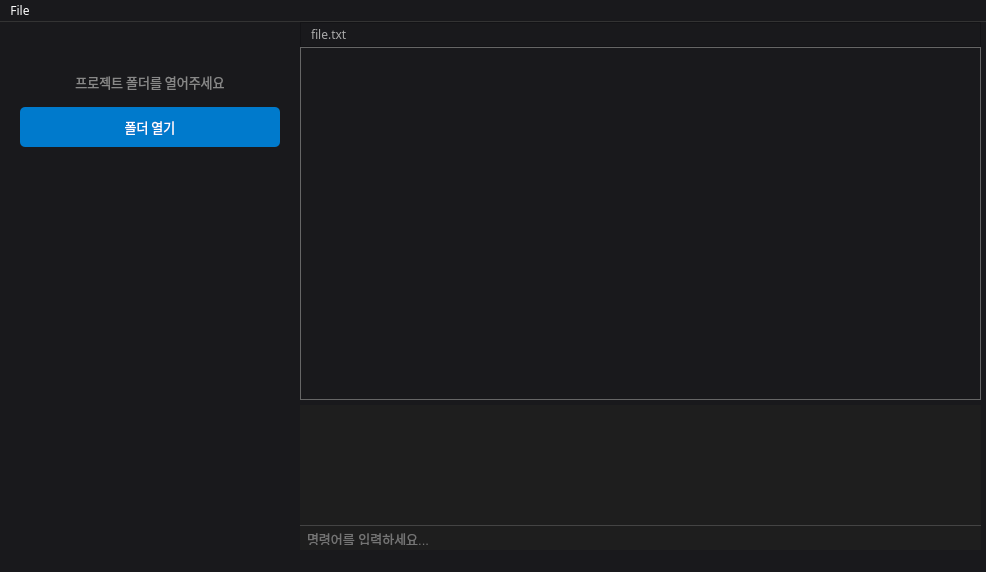
heehee8878/2025_opensource_software_project, file ui/editor.ui: the form before one commit.
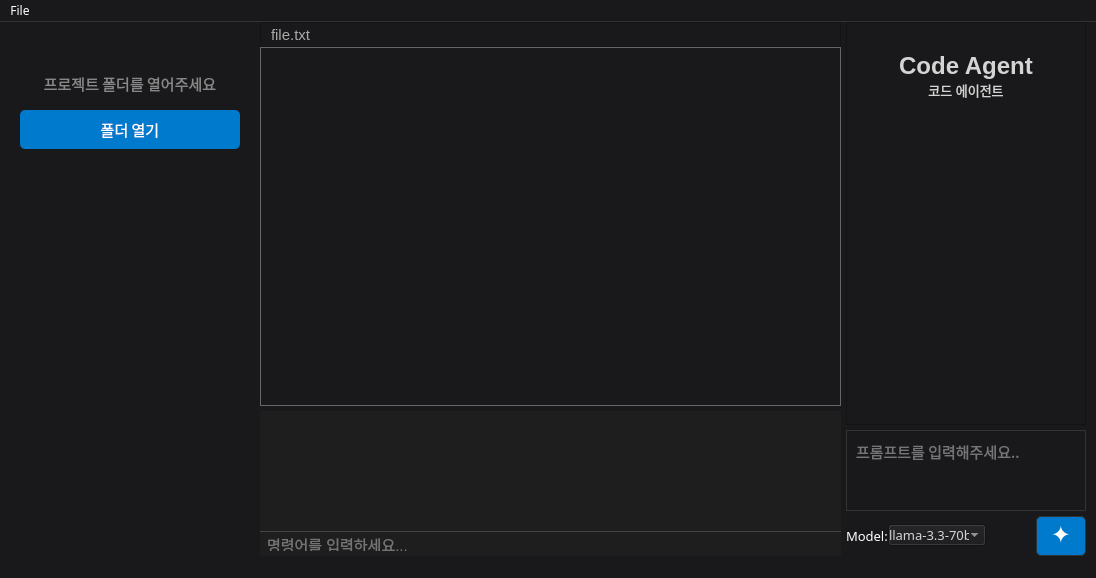
The form after the commit. The open tabs and pages were chosen to show the change.

Commit message:
Add AI Code Editor functionality and enhance terminal management
- Updated README.md with usage instructions for the "AI Code Editor".
- Refactored TerminalManager to use QProcess for better terminal handling.
- Integrated AgentManager and ModelManager for AI code generation.
- Enhanced editor_window.py to support agent generation and terminal output.
- Updated UI (editor.ui) to accommodate new features and improve layout.
- Added requirements.txt for dependency management.
- Implemented model management and API interaction in ModelManager.

What changed in the file:
```diff
--- a/ui/editor.ui
+++ b/ui/editor.ui
@@ -6,8 +6,8 @@
    <rect>
     <x>0</x>
     <y>0</y>
-    <width>986</width>
-    <height>572</height>
+    <width>1096</width>
+    <height>578</height>
    </rect>
   </property>
   <property name="windowTitle">
@@ -34,6 +34,30 @@
     <property name="spacing">
      <number>0</number>
     </property>
+    <item row="1" column="1">
+     <widget class="QTextEdit" name="code_input">
+      <property name="sizePolicy">
+       <sizepolicy hsizetype="Expanding" vsizetype="Expanding">
+        <horstretch>0</horstretch>
+        <verstretch>0</verstretch>
+       </sizepolicy>
+      </property>
+      <property name="font">
+       <font>
+        <family>Noto Sans KR</family>
+        <pointsize>12</pointsize>
+       </font>
+      </property>
+      <property name="styleSheet">
+       <string notr="true">background-color: #19191c;
+color: #d4d4d4;
+border: 1px solid #666;</string>
+      </property>
+      <property name="tabStopWidth">
+       <number>20</number>
+      </property>
+     </widget>
+    </item>
     <item row="0" column="0" rowspan="3">
      <widget class="QStackedWidget" name="file_list_stack">
       <property name="sizePolicy">
@@ -50,7 +74,7 @@
       </property>
       <property name="maximumSize">
        <size>
-        <width>300</width>
+        <width>260</width>
         <height>16777215</height>
        </size>
       </property>
@@ -79,12 +103,12 @@
           <property name="font">
            <font>
             <family>Noto Sans KR</family>
-            <pointsize>10</pointsize>
+            <pointsize>11</pointsize>
            </font>
           </property>
           <property name="styleSheet">
            <string notr="true">color: #888;
-font-size: 10pt;</string>
+font-size: 11pt;</string>
           </property>
           <property name="text">
            <string>프로젝트 폴더를 열어주세요</string>
@@ -99,7 +123,7 @@
           <property name="font">
            <font>
             <family>Noto Sans KR</family>
-            <pointsize>10</pointsize>
+            <pointsize>11</pointsize>
            </font>
           </property>
           <property name="cursor">
@@ -110,8 +134,8 @@
     background-color: #007acc;
     color: white;
     border: none;
-    padding: 10px 20px;
-    font-size: 10pt;
+    padding: 8px 20px;
+    font-size: 11pt;
     border-radius: 5px;
 }</string>
           </property>
@@ -182,89 +206,6 @@
       </widget>
      </widget>
     </item>
-    <item row="0" column="1">
-     <widget class="QFrame" name="titleArea_16">
-      <property name="sizePolicy">
-       <sizepolicy hsizetype="Expanding" vsizetype="Fixed">
-        <horstretch>0</horstretch>
-        <verstretch>0</verstretch>
-       </sizepolicy>
-      </property>
-      <property name="minimumSize">
-       <size>
-        <width>0</width>
-        <height>25</height>
-       </size>
-      </property>
-      <property name="maximumSize">
-       <size>
-        <width>16777215</width>
-        <height>25</height>
-       </size>
-      </property>
-      <property name="frameShape">
-       <enum>QFrame::StyledPanel</enum>
-      </property>
-      <property name="frameShadow">
-       <enum>QFrame::Raised</enum>
-      </property>
-      <layout class="QHBoxLayout" name="horizontalLayout">
-       <property name="leftMargin">
-        <number>10</number>
-       </property>
-       <property name="topMargin">
-        <number>2</number>
-       </property>
-       <property name="rightMargin">
-        <number>10</number>
-       </property>
-       <property name="bottomMargin">
-        <number>2</number>
-       </property>
-       <item>
-        <widget class="QLabel" name="filename_label">
-         <property name="sizePolicy">
-          <sizepolicy hsizetype="Expanding" vsizetype="Preferred">
-           <horstretch>0</horstretch>
-           <verstretch>0</verstretch>
-          </sizepolicy>
-         </property>
-         <property name="font">
-          <font>
-           <family>Noto Sans KR</family>
-          </font>
-         </property>
-         <property name="styleSheet">
-          <string notr="true">color: #aaa;</string>
-         </property>
-         <property name="text">
-          <string>file.txt</string>
-         </property>
-        </widget>
-       </item>
-      </layout>
-     </widget>
-    </item>
-    <item row="1" column="1">
-     <widget class="QTextEdit" name="code_input">
-      <property name="sizePolicy">
-       <sizepolicy hsizetype="Expanding" vsizetype="Expanding">
-        <horstretch>0</horstretch>
-        <verstretch>0</verstretch>
-       </sizepolicy>
-      </property>
-      <property name="font">
-       <font>
-        <family>Noto Sans KR</family>
-       </font>
-      </property>
-      <property name="styleSheet">
-       <string notr="true">background-color: #19191c;
-color: #d4d4d4;
-border: 1px solid #666;</string>
-      </property>
-     </widget>
-    </item>
     <item row="2" column="1">
      <widget class="QWidget" name="widget" native="true">
       <property name="sizePolicy">
@@ -317,7 +258,7 @@
 color: #cccccc;
 border: none;
 font-family: Consolas, 'Courier New', monospace;
-font-size: 10pt;
+font-size: 11pt;
 padding: 5px;</string>
          </property>
          <property name="readOnly">
@@ -345,7 +286,7 @@
 border: none;
 border-top: 1px solid #444;
 font-family: Consolas, 'Courier New', monospace;
-font-size: 10pt;
+font-size: 11pt;
 padding: 5px;</string>
          </property>
          <property name="placeholderText">
@@ -356,6 +297,315 @@
       </layout>
      </widget>
     </item>
+    <item row="0" column="1">
+     <widget class="QFrame" name="titleArea_16">
+      <property name="sizePolicy">
+       <sizepolicy hsizetype="Expanding" vsizetype="Fixed">
+        <horstretch>0</horstretch>
+        <verstretch>0</verstretch>
+       </sizepolicy>
+      </property>
+      <property name="minimumSize">
+       <size>
+        <width>0</width>
+        <height>25</height>
+       </size>
+      </property>
+      <property name="maximumSize">
+       <size>
+        <width>16777215</width>
+        <height>25</height>
+       </size>
+      </property>
+      <property name="frameShape">
+       <enum>QFrame::StyledPanel</enum>
+      </property>
+      <property name="frameShadow">
+       <enum>QFrame::Raised</enum>
+      </property>
+      <layout class="QHBoxLayout" name="horizontalLayout">
+       <property name="leftMargin">
+        <number>10</number>
+       </property>
+       <property name="topMargin">
+        <number>2</number>
+       </property>
+       <property name="rightMargin">
+        <number>10</number>
+       </property>
+       <property name="bottomMargin">
+        <number>2</number>
+       </property>
+       <item>
+        <widget class="QLabel" name="filename_label">
+         <property name="sizePolicy">
+          <sizepolicy hsizetype="Expanding" vsizetype="Preferred">
+           <horstretch>0</horstretch>
+           <verstretch>0</verstretch>
+          </sizepolicy>
+         </property>
+         <property name="font">
+          <font>
+           <pointsize>11</pointsize>
+          </font>
+         </property>
+         <property name="styleSheet">
+          <string notr="true">color: #aaa;
+font-size: 11pt;</string>
+         </property>
+         <property name="text">
+          <string>file.txt</string>
+         </property>
+        </widget>
+       </item>
+      </layout>
+     </widget>
+    </item>
+    <item row="0" column="2" rowspan="3">
+     <widget class="QWidget" name="verticalWidget" native="true">
+      <property name="sizePolicy">
+       <sizepolicy hsizetype="Preferred" vsizetype="Expanding">
+        <horstretch>0</horstretch>
+        <verstretch>0</verstretch>
+       </sizepolicy>
+      </property>
+      <property name="minimumSize">
+       <size>
+        <width>200</width>
+        <height>0</height>
+       </size>
+      </property>
+      <property name="maximumSize">
+       <size>
+        <width>250</width>
+        <height>16777215</height>
+       </size>
+      </property>
+      <layout class="QVBoxLayout" name="verticalLayout_5" stretch="10,2,0">
+       <property name="spacing">
+        <number>5</number>
+       </property>
+       <property name="leftMargin">
+        <number>5</number>
+       </property>
+       <property name="topMargin">
+        <number>0</number>
+       </property>
+       <property name="rightMargin">
+        <number>5</number>
+       </property>
+       <property name="bottomMargin">
+        <number>0</number>
+       </property>
+       <item>
+        <widget class="QTextEdit" name="agent_resultEdit">
+         <property name="sizePolicy">
+          <sizepolicy hsizetype="Expanding" vsizetype="Expanding">
+           <horstretch>0</horstretch>
+           <verstretch>0</verstretch>
+          </sizepolicy>
+         </property>
+         <property name="minimumSize">
+          <size>
+           <width>150</width>
+           <height>0</height>
+          </size>
+         </property>
+         <property name="styleSheet">
+          <string notr="true">padding: 5px;
+color: #d4d4d4;</string>
+         </property>
+         <property name="readOnly">
+          <bool>true</bool>
+         </property>
+         <property name="html">
+          <string>&lt;!DOCTYPE HTML PUBLIC &quot;-//W3C//DTD HTML 4.0//EN&quot; &quot;http://www.w3.org/TR/REC-html40/strict.dtd&quot;&gt;
+&lt;html&gt;&lt;head&gt;&lt;meta name=&quot;qrichtext&quot; content=&quot;1&quot; /&gt;&lt;style type=&quot;text/css&quot;&gt;
+p, li { white-space: pre-wrap; }
+&lt;/style&gt;&lt;/head&gt;&lt;body style=&quot; font-family:'.AppleSystemUIFont'; font-size:13pt; font-weight:400; font-style:normal;&quot;&gt;
+&lt;p align=&quot;center&quot; style=&quot;-qt-paragraph-type:empty; margin-top:0px; margin-bottom:0px; margin-left:0px; margin-right:0px; -qt-block-indent:0; text-indent:0px;&quot;&gt;&lt;br /&gt;&lt;/p&gt;
+&lt;p align=&quot;center&quot; style=&quot; margin-top:0px; margin-bottom:0px; margin-left:0px; margin-right:0px; -qt-block-indent:0; text-indent:0px;&quot;&gt;&lt;span style=&quot; font-size:18pt; font-weight:600;&quot;&gt;Code Agent&lt;/span&gt;&lt;/p&gt;
+&lt;p align=&quot;center&quot; style=&quot; margin-top:0px; margin-bottom:0px; margin-left:0px; margin-right:0px; -qt-block-indent:0; text-indent:0px;&quot;&gt;&lt;span style=&quot; font-size:10pt;&quot;&gt;코드 에이전트&lt;/span&gt;&lt;/p&gt;&lt;/body&gt;&lt;/html&gt;</string>
+         </property>
+        </widget>
+       </item>
+       <item>
+        <widget class="QWidget" name="inputArea" native="true">
+         <layout class="QHBoxLayout" name="horizontalLayout_2" stretch="0">
+          <property name="spacing">
+           <number>0</number>
+          </property>
+          <property name="sizeConstraint">
+           <enum>QLayout::SetDefaultConstraint</enum>
+          </property>
+          <property name="leftMargin">
+           <number>0</number>
+          </property>
+          <property name="topMargin">
+           <number>0</number>
+          </property>
+          <property name="rightMargin">
+           <number>0</number>
+          </property>
+          <property name="bottomMargin">
+           <number>0</number>
+          </property>
+          <item>
+           <widget class="QTextEdit" name="agent_promptEdit">
+            <property name="sizePolicy">
+             <sizepolicy hsizetype="Expanding" vsizetype="Expanding">
+              <horstretch>0</horstretch>
+              <verstretch>0</verstretch>
+             </sizepolicy>
+            </property>
+            <property name="font">
+             <font>
+              <family>Noto Sans KR</family>
+              <pointsize>11</pointsize>
+             </font>
+            </property>
+            <property name="toolTip">
+             <string/>
+            </property>
+            <property name="statusTip">
+             <string/>
+            </property>
+            <property name="styleSheet">
+             <string notr="true">background-color: #19191c;
+color: #d4d4d4;
+border: 1px solid #333;
+padding: 5px;
+margin: 0px;</string>
+            </property>
+            <property name="documentTitle">
+             <string/>
+            </property>
+            <property name="placeholderText">
+             <string>프롬프트를 입력해주세요..</string>
+            </property>
+           </widget>
+          </item>
+         </layout>
+        </widget>
+       </item>
+       <item>
+        <widget class="QWidget" name="horizontalWidget" native="true">
+         <property name="maximumSize">
+          <size>
+           <width>16777215</width>
+           <height>40</height>
+          </size>
+         </property>
+         <layout class="QHBoxLayout" name="horizontalLayout_4" stretch="0,0,0,0">
+          <property name="spacing">
+           <number>0</number>
+          </property>
+          <property name="leftMargin">
+           <number>0</number>
+          </property>
+          <property name="topMargin">
+           <number>0</number>
+          </property>
+          <property name="rightMargin">
+           <number>0</number>
+          </property>
+          <property name="bottomMargin">
+           <number>0</number>
+          </property>
+          <item>
+           <widget class="QLabel" name="label">
+            <property name="minimumSize">
+             <size>
+              <width>40</width>
+              <height>0</height>
+             </size>
+            </property>
+            <property name="font">
+             <font>
+              <family>Noto Sans KR</family>
+              <pointsize>10</pointsize>
+             </font>
+            </property>
+            <property name="styleSheet">
+             <string notr="true"/>
+            </property>
+            <property name="text">
+             <string>Model:</string>
+            </property>
+           </widget>
+          </item>
+          <item>
+           <widget class="QComboBox" name="comboBox">
+            <property name="font">
+             <font>
+              <family>Noto Sans KR</family>
+              <pointsize>10</pointsize>
+             </font>
+            </property>
+            <property name="styleSheet">
+             <string notr="true">color: #d4d4d4; margin-bottom: 2px;</string>
+            </property>
+            <item>
+             <property name="text">
+              <string>llama-3.3-70b</string>
+             </property>
+            </item>
+           </widget>
+          </item>
+          <item>
+           <spacer name="horizontalSpacer">
+            <property name="orientation">
+             <enum>Qt::Horizontal</enum>
+            </property>
+            <property name="sizeHint" stdset="0">
+             <size>
+              <width>40</width>
+              <height>20</height>
+             </size>
+            </property>
+           </spacer>
+          </item>
+          <item>
+           <widget class="QPushButton" name="agent_enterButton">
+            <property name="sizePolicy">
+             <sizepolicy hsizetype="Expanding" vsizetype="Expanding">
+              <horstretch>0</horstretch>
+              <verstretch>0</verstretch>
+             </sizepolicy>
+            </property>
+            <property name="maximumSize">
+             <size>
+              <width>60</width>
+              <height>16777215</height>
+             </size>
+            </property>
+            <property name="font">
+             <font>
+              <family>Noto Sans KR</family>
+              <pointsize>18</pointsize>
+              <weight>50</weight>
+              <bold>false</bold>
+              <kerning>true</kerning>
+             </font>
+            </property>
+            <property name="styleSheet">
+             <string notr="true">background-color: #007acc;
+color: white;
+border: 1px solid #333;
+padding-bottom: 4px;
+border-radius: 5px;</string>
+            </property>
+            <property name="text">
+             <string>✦</string>
+            </property>
+           </widget>
+          </item>
+         </layout>
+        </widget>
+       </item>
+      </layout>
+     </widget>
+    </item>
    </layout>
   </widget>
   <widget class="QMenuBar" name="menubar">
@@ -363,8 +613,8 @@
     <rect>
      <x>0</x>
      <y>0</y>
-     <width>986</width>
-     <height>23</height>
+     <width>1096</width>
+     <height>24</height>
     </rect>
    </property>
    <property name="font">
```
Left out of the diff: 2 changed lines with no effect on the pictures. The commit also changes 7 other files.
